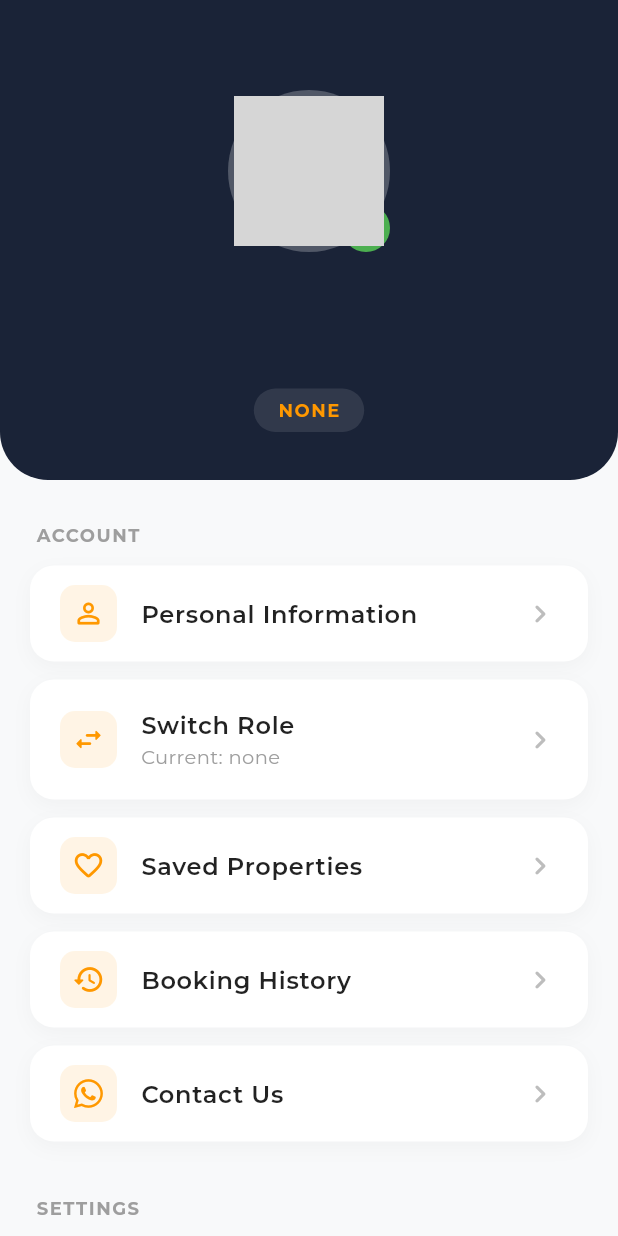
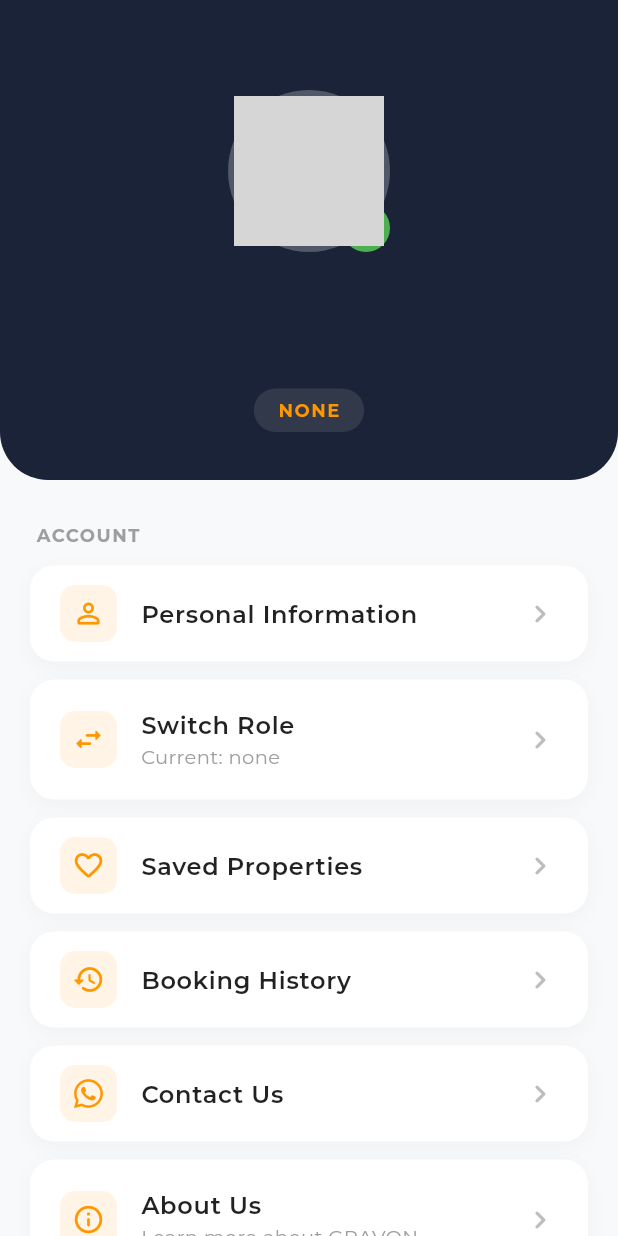
Before and after one commit to KaugiMatimu/gravon, a Flutter app: the ProfileScreen screen opened directly, on a phone screen of 412 x 824 dp. Run offline on Flutter 3.47's test engine with Material 3 defaults, Android fonts, the phone set to English and light mode, and no system bars; our stand-ins replace cached_network_image, cloud_firestore, firebase_auth, firebase_core, firebase_storage, font_awesome_flutter and 3 more; accounts and stored records are empty; network calls fail; grey boxes are pictures that could not be loaded.

Commit message:
fix: Fix car hire image stretching and add About Us to mobile navigation
- Change car image display from BoxFit.cover to BoxFit.contain to prevent stretching
- Add About Us menu item to profile screen for mobile accessibility
- Images now display with proper aspect ratio on car hire listings

```diff
--- a/lib/views/profile/profile_screen.dart
+++ b/lib/views/profile/profile_screen.dart
@@ -18,6 +18,7 @@ import 'notification_settings_screen.dart';
 import 'notifications_screen.dart';
 import 'security_screen.dart';
 import '../../services/notification_service.dart';
+import '../home/about_us_screen.dart';
 
 class ProfileScreen extends StatefulWidget {
   const ProfileScreen({super.key});
@@ -298,6 +299,16 @@ class _ProfileScreenState extends State<ProfileScreen> {
                     }
                   },
                 ),
+                _buildMenuItem(
+                  context,
+                  icon: Icons.info_outline_rounded,
+                  title: 'About Us',
+                  subtitle: 'Learn more about GRAVON',
+                  onTap: () => Navigator.push(
+                    context,
+                    MaterialPageRoute(builder: (_) => const AboutUsScreen()),
+                  ),
+                ),
                 const SizedBox(height: 16),
                 _buildMenuSection('Settings'),
                 StreamBuilder<int>(
```
Also changed, not shown: lib/views/home/car_hire_screen.dart (+6 -3 lines).
